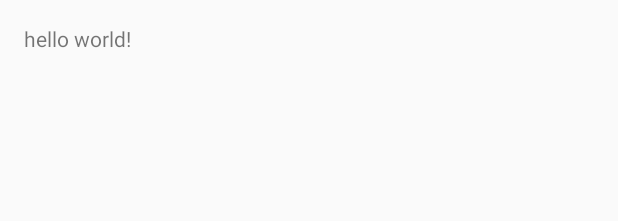
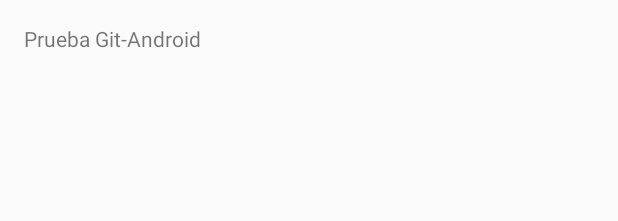
Before and after one commit to andoqv/DIntegrar-GitEnAS, an Android app: the layout activity_main.xml on its own in the app's theme, with its tools: preview values and no code run, on a phone screen of 412 x 824 dp. Shown: the top 221 px of the screen. Run offline under Robolectric (Android 15) with nearby library versions, the phone set to English and light mode, and no system bars.

Commit message:
cambio al textView de hello_world

```diff
--- a/app/src/main/res/layout/activity_main.xml
+++ b/app/src/main/res/layout/activity_main.xml
@@ -13,6 +13,6 @@
         android:layout_alignParentLeft="true"
         android:layout_alignParentStart="true"
         android:layout_alignParentTop="true"
-        android:text="@string/hello_world" />
+        android:text="@string/prueba_git_android" />
 
 </RelativeLayout>
--- a/app/src/main/res/values/strings.xml
+++ b/app/src/main/res/values/strings.xml
@@ -1,4 +1,5 @@
 <resources>
     <string name="app_name">DIntegrar-Git</string>
     <string name="hello_world">hello world!</string>
+    <string name="prueba_git_android">Prueba Git-Android</string>
 </resources>
```
